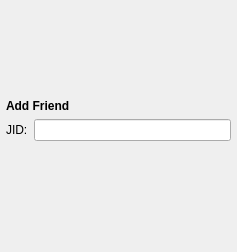
codebutler/synapse, file src/Synapse.QtClient/qt-gui/AddFriend.ui: the form before one commit.
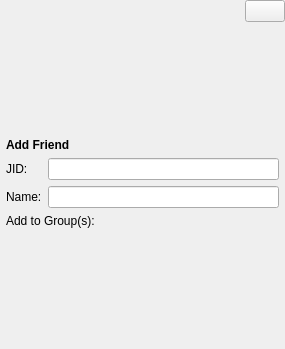
The form after the commit. The open tabs and pages were chosen to show the change. Custom widgets are drawn as their Qt base class.

Commit message: Adding and removing friends is now possible!

```diff
--- a/src/Synapse.QtClient/qt-gui/AddFriend.ui
+++ b/src/Synapse.QtClient/qt-gui/AddFriend.ui
@@ -5,8 +5,8 @@
    <rect>
     <x>0</x>
     <y>0</y>
-    <width>237</width>
-    <height>252</height>
+    <width>285</width>
+    <height>349</height>
    </rect>
   </property>
   <property name="windowTitle" >
@@ -14,6 +14,46 @@
   </property>
   <layout class="QVBoxLayout" name="verticalLayout" >
    <property name="margin" >
+    <number>0</number>
+   </property>
+   <item>
+    <layout class="QHBoxLayout" name="horizontalLayout" >
+     <item>
+      <spacer name="horizontalSpacer" >
+       <property name="orientation" >
+        <enum>Qt::Horizontal</enum>
+       </property>
+       <property name="sizeHint" stdset="0" >
+        <size>
+         <width>40</width>
+         <height>20</height>
+        </size>
+       </property>
+      </spacer>
+     </item>
+     <item>
+      <widget class="QPushButton" name="closeButton" >
+       <property name="baseSize" >
+        <size>
+         <width>0</width>
+         <height>0</height>
+        </size>
+       </property>
+       <property name="text" >
+        <string/>
+       </property>
+      </widget>
+     </item>
+    </layout>
+   </item>
+   <item>
+    <widget class="QStackedWidget" name="stackedWidget" >
+     <property name="currentIndex" >
+      <number>0</number>
+     </property>
+     <widget class="QWidget" name="page" >
+      <layout class="QVBoxLayout" name="verticalLayout_2" >
+       <property name="margin" >
     <number>6</number>
    </property>
    <item>
@@ -30,6 +70,60 @@
     </spacer>
    </item>
    <item>
+        <widget class="QPushButton" name="pushButton" >
+         <property name="text" >
+          <string>Search &amp;&amp; Add friends automatically...</string>
+         </property>
+        </widget>
+       </item>
+       <item>
+        <widget class="QPushButton" name="pushButton_3" >
+         <property name="text" >
+          <string>Search for friends...</string>
+         </property>
+        </widget>
+       </item>
+       <item>
+        <widget class="QPushButton" name="enterJidButton" >
+         <property name="text" >
+          <string>Enter friend's JID...</string>
+         </property>
+        </widget>
+       </item>
+       <item>
+        <spacer name="verticalSpacer" >
+         <property name="orientation" >
+          <enum>Qt::Vertical</enum>
+         </property>
+         <property name="sizeHint" stdset="0" >
+          <size>
+           <width>20</width>
+           <height>40</height>
+          </size>
+         </property>
+        </spacer>
+       </item>
+      </layout>
+     </widget>
+     <widget class="QWidget" name="page_2" >
+      <layout class="QVBoxLayout" name="verticalLayout_3" >
+       <property name="margin" >
+        <number>6</number>
+       </property>
+       <item>
+        <spacer name="verticalSpacer_3" >
+         <property name="orientation" >
+          <enum>Qt::Vertical</enum>
+         </property>
+         <property name="sizeHint" stdset="0" >
+          <size>
+           <width>20</width>
+           <height>40</height>
+          </size>
+         </property>
+        </spacer>
+       </item>
+       <item>
     <widget class="QLabel" name="label_2" >
      <property name="text" >
       <string>&lt;!DOCTYPE HTML PUBLIC "-//W3C//DTD HTML 4.0//EN" "http://www.w3.org/TR/REC-html40/strict.dtd">
@@ -50,10 +144,27 @@
       </widget>
      </item>
      <item row="0" column="1" >
-      <widget class="QLineEdit" name="lineEdit" />
+          <widget class="QLineEdit" name="jidLineEdit" />
+         </item>
+         <item row="1" column="0" >
+          <widget class="QLabel" name="label_4" >
+           <property name="text" >
+            <string>Name:</string>
+           </property>
+          </widget>
+         </item>
+         <item row="1" column="1" >
+          <widget class="QLineEdit" name="nameLineEdit" />
      </item>
     </layout>
    </item>
+       <item>
+        <widget class="QLabel" name="label_3" >
+         <property name="text" >
+          <string>Add to Group(s):</string>
+         </property>
+        </widget>
+       </item>
    <item>
     <widget class="Synapse.QtClient.Widgets.EditGroupsWidget" native="1" name="groupsWidget" />
    </item>
@@ -65,7 +176,7 @@
     </widget>
    </item>
    <item>
-    <spacer name="verticalSpacer" >
+        <spacer name="verticalSpacer_4" >
      <property name="orientation" >
       <enum>Qt::Vertical</enum>
      </property>
@@ -76,6 +187,10 @@
       </size>
      </property>
     </spacer>
+       </item>
+      </layout>
+     </widget>
+    </widget>
    </item>
   </layout>
  </widget>
```
Lines whose indentation alone changed are shown as unchanged. The commit also changes 6 other files.
